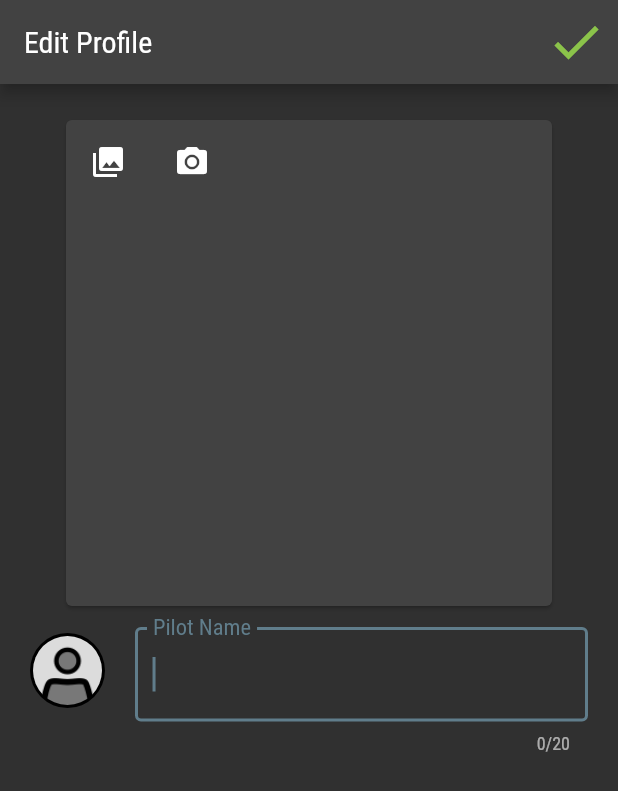
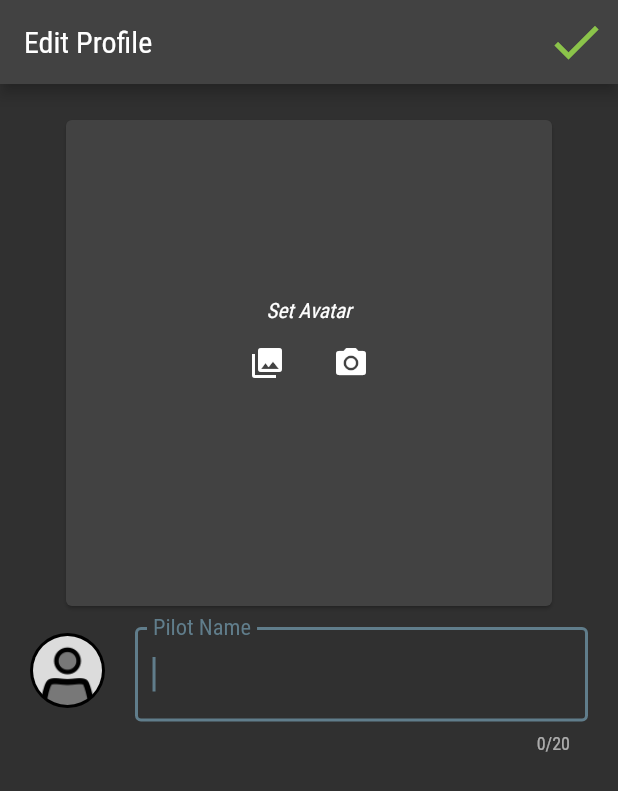
Before and after one commit to eidolonFIRE/xcNav, a Flutter app: the screen it shows after launch, on a phone screen of 412 x 824 dp. Shown: the top 791 px of the screen. Run offline on Flutter 3.47's test engine with Material 2 defaults, Android fonts, the phone set to English and light mode, and no system bars; our stand-ins replace charts_flutter, file_picker, flutter_image_compress, flutter_local_notifications, flutter_map, flutter_svg and 9 more; missing offline and left inert: flutter_map_dragmarker, flutter_map_line_editor, image_crop, qr_code_scanner; network calls fail; statements that could not run were skipped.

Commit message:
little fixes

```diff
--- a/lib/models/geo.dart
+++ b/lib/models/geo.dart
@@ -36,8 +36,7 @@ class Geo {
   Geo.fromPosition(Position location, Geo? prev) {
     lat = location.latitude;
     lng = location.longitude;
-    alt = 700;
-    // location.altitude;
+    alt = location.altitude;
     time = location.timestamp?.millisecondsSinceEpoch ?? 0;
 
     if (prev != null && prev.time < time) {
--- a/lib/screens/profile_editor.dart
+++ b/lib/screens/profile_editor.dart
@@ -48,8 +48,7 @@ class _ProfileEditorState extends State<ProfileEditor> {
         var infile = File(tempDir.path + "/avatar.jpg");
         infile.exists().then((exists) {
           if (exists) {
-            inputFile = XFile(tempDir.path + "/tempRecal.jpg");
-            inputFile.readAsBytes().then((value) {
+            infile.readAsBytes().then((value) {
               setState(() {
                 inputImage = value;
               });
@@ -167,17 +166,29 @@ class _ProfileEditorState extends State<ProfileEditor> {
                 child: AspectRatio(
                   aspectRatio: 1,
                   child: Card(
-                    child: Stack(children: [
+                    child: Stack(fit: StackFit.expand, children: [
                       inputImage != null
                           ? Listener(
                               child: _buildCropImage(),
                               onPointerUp: (event) => refreshCropped(),
                             )
-                          : Container(),
+                          : const Center(
+                              child: Padding(
+                                padding: EdgeInsets.only(bottom: 70),
+                                child: Text(
+                                  "Set Avatar",
+                                  style: TextStyle(fontStyle: FontStyle.italic),
+                                ),
+                              ),
+                            ),
                       // --- buttons
                       Row(
-                        mainAxisAlignment: MainAxisAlignment.start,
-                        crossAxisAlignment: CrossAxisAlignment.start,
+                        mainAxisAlignment: inputImage != null
+                            ? MainAxisAlignment.start
+                            : MainAxisAlignment.center,
+                        crossAxisAlignment: inputImage != null
+                            ? CrossAxisAlignment.start
+                            : CrossAxisAlignment.center,
                         children: [
                           IconButton(
                               onPressed: pickGallery,
--- a/lib/widgets/map_button.dart
+++ b/lib/widgets/map_button.dart
@@ -20,8 +20,7 @@ class MapButton extends StatelessWidget {
       width: size,
       height: size,
       child: MaterialButton(
-          minWidth: size,
-          height: size,
+          visualDensity: VisualDensity.compact,
           onPressed: onPressed,
           shape: RoundedRectangleBorder(
             borderRadius: const BorderRadius.all(Radius.circular(30)),
```
Also changed, not shown: lib/providers/adsb.dart (+35 -14 lines), lib/providers/settings.dart (+40 -4 lines), lib/screens/home.dart (+74 -19 lines), lib/screens/settings_editor.dart (+37 -1 lines), assets/images/icon_controls_centermap_group.png (deleted), assets/images/icon_controls_centermap_group.svg, assets/images/icon_controls_centermap_me.png (deleted), assets/images/icon_controls_centermap_me.svg, assets/images/icon_controls_zoom_in.png (deleted), assets/images/icon_controls_zoom_in.svg, assets/images/icon_controls_zoom_out.png (deleted), assets/images/icon_controls_zoom_out.svg, assets/images/lock.svg (added).
